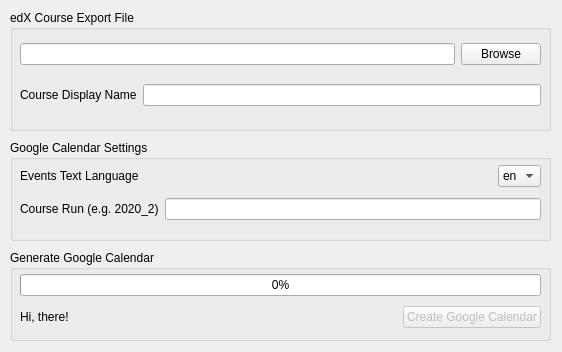
Old version of the form src-ui/MainWindow.ui in the repository caenrigen/GCal4edX.
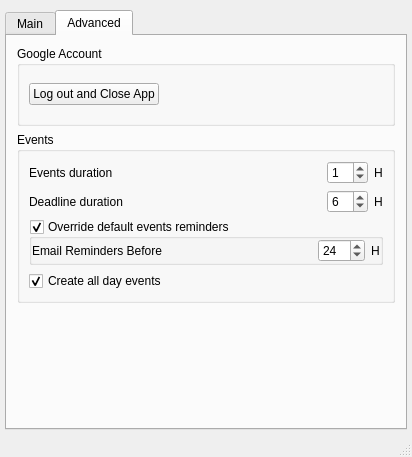
New version of the form. The open tabs and pages were chosen to show the change.

Commit message: getting close to UI v1.0

What changed in the file:
```diff
--- a/src-ui/MainWindow.ui
+++ b/src-ui/MainWindow.ui
@@ -1,264 +1,523 @@
 <?xml version="1.0" encoding="UTF-8"?>
 <ui version="4.0">
  <class>MainWindow</class>
- <widget class="QDialog" name="MainWindow">
+ <widget class="QMainWindow" name="MainWindow">
   <property name="geometry">
    <rect>
     <x>0</x>
     <y>0</y>
-    <width>562</width>
-    <height>352</height>
+    <width>412</width>
+    <height>424</height>
    </rect>
   </property>
-  <property name="sizePolicy">
-   <sizepolicy hsizetype="Fixed" vsizetype="Fixed">
-    <horstretch>0</horstretch>
-    <verstretch>0</verstretch>
-   </sizepolicy>
-  </property>
-  <property name="minimumSize">
-   <size>
-    <width>562</width>
-    <height>352</height>
-   </size>
-  </property>
-  <property name="maximumSize">
-   <size>
-    <width>562</width>
-    <height>352</height>
-   </size>
-  </property>
   <property name="windowTitle">
    <string>GCal4edX</string>
   </property>
-  <widget class="QGroupBox" name="groupBox_3">
-   <property name="geometry">
-    <rect>
-     <x>10</x>
-     <y>250</y>
-     <width>541</width>
-     <height>91</height>
-    </rect>
-   </property>
-   <property name="title">
-    <string>Generate Google Calendar</string>
-   </property>
-   <widget class="QWidget" name="layoutWidget">
-    <property name="geometry">
-     <rect>
-      <x>10</x>
-      <y>20</y>
-      <width>521</width>
-      <height>62</height>
-     </rect>
+  <widget class="QWidget" name="centralwidget">
+   <layout class="QGridLayout" name="gridLayout">
+    <property name="leftMargin">
+     <number>5</number>
     </property>
-    <layout class="QVBoxLayout" name="verticalLayout_2">
-     <item>
-      <widget class="QProgressBar" name="progressBar">
-       <property name="value">
-        <number>0</number>
-       </property>
-      </widget>
-     </item>
-     <item>
-      <layout class="QHBoxLayout" name="horizontalLayout_4">
-       <item>
-        <widget class="QLabel" name="label_5">
-         <property name="text">
-          <string>Hi, there!</string>
-         </property>
-        </widget>
-       </item>
-       <item>
-        <spacer name="horizontalSpacer">
-         <property name="orientation">
-          <enum>Qt::Horizontal</enum>
-         </property>
-         <property name="sizeHint" stdset="0">
-          <size>
-           <width>40</width>
-           <height>20</height>
-          </size>
-         </property>
-        </spacer>
-       </item>
-       <item>
-        <widget class="QPushButton" name="pushButton_2">
-         <property name="enabled">
-          <bool>false</bool>
-         </property>
-         <property name="text">
-          <string>Create Google Calendar</string>
-         </property>
-        </widget>
-       </item>
-      </layout>
-     </item>
-    </layout>
-   </widget>
-  </widget>
-  <widget class="QGroupBox" name="groupBox_2">
-   <property name="geometry">
-    <rect>
-     <x>10</x>
-     <y>140</y>
-     <width>541</width>
-     <height>101</height>
-    </rect>
-   </property>
-   <property name="sizePolicy">
-    <sizepolicy hsizetype="Preferred" vsizetype="Preferred">
-     <horstretch>0</horstretch>
-     <verstretch>0</verstretch>
-    </sizepolicy>
-   </property>
-   <property name="title">
-    <string>Google Calendar Settings</string>
-   </property>
-   <widget class="QWidget" name="layoutWidget">
-    <property name="geometry">
-     <rect>
-      <x>10</x>
-      <y>20</y>
-      <width>521</width>
-      <height>67</height>
-     </rect>
+    <property name="topMargin">
+     <number>10</number>
     </property>
-    <layout class="QVBoxLayout" name="verticalLayout_3">
-     <item>
-      <layout class="QHBoxLayout" name="horizontalLayout_2">
-       <item>
-        <widget class="QLabel" name="label">
-         <property name="text">
-          <string>Events Text Language</string>
-         </property>
-        </widget>
-       </item>
-       <item>
-        <spacer name="horizontalSpacer_2">
-         <property name="orientation">
-          <enum>Qt::Horizontal</enum>
-         </property>
-         <property name="sizeHint" stdset="0">
-          <size>
-           <width>40</width>
-           <height>20</height>
-          </size>
-         </property>
-        </spacer>
-       </item>
-       <item>
-        <widget class="QComboBox" name="comboBox">
-         <item>
-          <property name="text">
-           <string>en</string>
+    <property name="rightMargin">
+     <number>5</number>
+    </property>
+    <property name="bottomMargin">
+     <number>5</number>
+    </property>
+    <item row="0" column="0">
+     <widget class="QTabWidget" name="tabWidget">
+      <property name="focusPolicy">
+       <enum>Qt::NoFocus</enum>
+      </property>
+      <property name="tabShape">
+       <enum>QTabWidget::Rounded</enum>
+      </property>
+      <property name="currentIndex">
+       <number>0</number>
+      </property>
+      <widget class="QWidget" name="tab">
+       <attribute name="title">
+        <string>Main</string>
+       </attribute>
+       <layout class="QGridLayout" name="gridLayout_2">
+        <property name="leftMargin">
+         <number>10</number>
+        </property>
+        <property name="topMargin">
+         <number>10</number>
+        </property>
+        <property name="rightMargin">
+         <number>10</number>
+        </property>
+        <property name="bottomMargin">
+         <number>10</number>
+        </property>
+        <property name="verticalSpacing">
+         <number>10</number>
+        </property>
+        <item row="3" column="0">
+         <widget class="QGroupBox" name="groupBox_3">
+          <property name="minimumSize">
+           <size>
+            <width>0</width>
+            <height>107</height>
+           </size>
           </property>
-         </item>
-         <item>
-          <property name="text">
-           <string>pt</string>
+          <property name="title">
+           <string>Generate Google Calendar</string>
           </property>
-         </item>
-        </widget>
-       </item>
-      </layout>
-     </item>
-     <item>
-      <layout class="QHBoxLayout" name="horizontalLayout_3">
-       <item>
-        <widget class="QLabel" name="label_3">
-         <property name="text">
-          <string>Course Run (e.g. 2020_2)</string>
-         </property>
-        </widget>
-       </item>
-       <item>
-        <widget class="QLineEdit" name="lineEdit"/>
-       </item>
-      </layout>
-     </item>
-    </layout>
-   </widget>
+          <layout class="QGridLayout" name="gridLayout_8">
+           <item row="0" column="0">
+            <layout class="QVBoxLayout" name="verticalLayout_2">
+             <item>
+              <widget class="QProgressBar" name="progressBar">
+               <property name="value">
+                <number>0</number>
+               </property>
+              </widget>
+             </item>
+             <item>
+              <layout class="QHBoxLayout" name="horizontalLayout_4">
+               <item>
+                <spacer name="horizontalSpacer">
+                 <property name="orientation">
+                  <enum>Qt::Horizontal</enum>
+                 </property>
+                 <property name="sizeHint" stdset="0">
+                  <size>
+                   <width>40</width>
+                   <height>20</height>
+                  </size>
+                 </property>
+                </spacer>
+               </item>
+               <item>
+                <widget class="QPushButton" name="pushButton_2">
+                 <property name="enabled">
+                  <bool>false</bool>
+                 </property>
+                 <property name="text">
+                  <string>Create Google Calendar</string>
+                 </property>
+                </widget>
+               </item>
+              </layout>
+             </item>
+            </layout>
+           </item>
+          </layout>
+         </widget>
+        </item>
+        <item row="1" column="0">
+         <widget class="QGroupBox" name="groupBox">
+          <property name="sizePolicy">
+           <sizepolicy hsizetype="Preferred" vsizetype="Preferred">
+            <horstretch>0</horstretch>
+            <verstretch>0</verstretch>
+           </sizepolicy>
+          </property>
+          <property name="minimumSize">
+           <size>
+            <width>0</width>
+            <height>121</height>
+           </size>
+          </property>
+          <property name="title">
+           <string>edX Course Export File</string>
+          </property>
+          <property name="flat">
+           <bool>false</bool>
+          </property>
+          <property name="checkable">
+           <bool>false</bool>
+          </property>
+          <layout class="QGridLayout" name="gridLayout_6">
+           <item row="0" column="0">
+            <layout class="QVBoxLayout" name="verticalLayout">
+             <item>
+              <layout class="QHBoxLayout" name="horizontalLayout">
+               <item>
+                <widget class="QLineEdit" name="lineEdit_3">
+                 <property name="readOnly">
+                  <bool>true</bool>
+                 </property>
+                </widget>
+               </item>
+               <item>
+                <widget class="QPushButton" name="pushButton">
+                 <property name="enabled">
+                  <bool>true</bool>
+                 </property>
+                 <property name="text">
+                  <string>Browse</string>
+                 </property>
+                </widget>
+               </item>
+              </layout>
+             </item>
+             <item>
+              <layout class="QHBoxLayout" name="horizontalLayout_5">
+               <item>
+                <widget class="QLabel" name="label_2">
+                 <property name="text">
+                  <string>Course Display Name</string>
+                 </property>
+                 <property name="buddy">
+                  <cstring>lineEdit_4</cstring>
+                 </property>
+                </widget>
+               </item>
+               <item>
+                <widget class="QLineEdit" name="lineEdit_4">
+                 <property name="enabled">
+                  <bool>true</bool>
+                 </property>
+                </widget>
+               </item>
+              </layout>
+             </item>
+            </layout>
+           </item>
+          </layout>
+         </widget>
+        </item>
+        <item row="2" column="0">
+         <widget class="QGroupBox" name="groupBox_2">
+          <property name="sizePolicy">
+           <sizepolicy hsizetype="Preferred" vsizetype="Preferred">
+            <horstretch>0</horstretch>
+            <verstretch>0</verstretch>
+           </sizepolicy>
+          </property>
+          <property name="minimumSize">
+           <size>
+            <width>0</width>
+            <height>122</height>
+           </size>
+          </property>
+          <property name="title">
+           <string>Google Calendar Settings</string>
+          </property>
+          <layout class="QGridLayout" name="gridLayout_7">
+           <item row="0" column="0">
+            <layout class="QVBoxLayout" name="verticalLayout_3">
+             <item>
+              <layout class="QHBoxLayout" name="horizontalLayout_2">
+               <item>
+                <widget class="QLabel" name="label">
+                 <property name="text">
+                  <string>Events Text Language</string>
+                 </property>
+                 <property name="buddy">
+                  <cstring>comboBox</cstring>
+                 </property>
+                </widget>
+               </item>
+               <item>
+                <spacer name="horizontalSpacer_2">
+                 <property name="orientation">
+                  <enum>Qt::Horizontal</enum>
+                 </property>
+                 <property name="sizeHint" stdset="0">
+                  <size>
+                   <width>40</width>
+                   <height>20</height>
+                  </size>
+                 </property>
+                </spacer>
+               </item>
+               <item>
+                <widget class="QComboBox" name="comboBox">
+                 <item>
+                  <property name="text">
+                   <string>en</string>
+                  </property>
+                 </item>
+                 <item>
+                  <property name="text">
+                   <string>pt</string>
+                  </property>
+                 </item>
+                </widget>
+               </item>
+              </layout>
+             </item>
+             <item>
+              <layout class="QHBoxLayout" name="horizontalLayout_3">
+               <item>
+                <widget class="QLabel" name="label_3">
+                 <property name="text">
+                  <string>Course Run (e.g. 2020_2)</string>
+                 </property>
+                 <property name="buddy">
+                  <cstring>lineEdit</cstring>
+                 </property>
+                </widget>
+               </item>
+               <item>
+                <widget class="QLineEdit" name="lineEdit"/>
+               </item>
+              </layout>
+             </item>
+            </layout>
+           </item>
+          </layout>
+         </widget>
+        </item>
+       </layout>
+      </widget>
+      <widget class="QWidget" name="tab_2">
+       <attribute name="title">
+        <string>Advanced</string>
+       </attribute>
+       <layout class="QGridLayout" name="gridLayout_3">
+        <property name="leftMargin">
+         <number>10</number>
+        </property>
+        <property name="topMargin">
+         <number>10</number>
+        </property>
+        <property name="rightMargin">
+         <number>10</number>
+        </property>
+        <property name="bottomMargin">
+         <number>10</number>
+        </property>
+        <item row="1" column="0">
+         <widget class="QGroupBox" name="groupBox_5">
+          <property name="title">
+           <string>Events</string>
+          </property>
+          <layout class="QGridLayout" name="gridLayout_4">
+           <item row="0" column="0">
+            <layout class="QVBoxLayout" name="verticalLayout_4">
+             <item>
+              <layout class="QHBoxLayout" name="horizontalLayout_7">
+               <item>
+                <widget class="QLabel" name="label_4">
+                 <property name="text">
+                  <string>Events duration</string>
+                 </property>
+                </widget>
+               </item>
+               <item>
+                <spacer name="horizontalSpacer_4">
+                 <property name="orientation">
+                  <enum>Qt::Horizontal</enum>
+                 </property>
+                 <property name="sizeHint" stdset="0">
+                  <size>
+                   <width>40</width>
+                   <height>20</height>
+                  </size>
+                 </property>
+                </spacer>
+               </item>
+               <item>
+                <widget class="QSpinBox" name="spinBox">
+                 <property name="maximum">
+                  <number>12</number>
+                 </property>
+                 <property name="value">
+                  <number>1</number>
+                 </property>
+                </widget>
+               </item>
+               <item>
+                <widget class="QLabel" name="label_5">
+                 <property name="text">
+                  <string>H</string>
+                 </property>
+                </widget>
+               </item>
+              </layout>
+             </item>
+             <item>
+              <layout class="QHBoxLayout" name="horizontalLayout_8">
+               <item>
+                <widget class="QLabel" name="label_6">
+                 <property name="text">
+                  <string>Deadline duration</string>
+                 </property>
+                </widget>
+               </item>
+               <item>
+                <spacer name="horizontalSpacer_5">
+                 <property name="orientation">
+                  <enum>Qt::Horizontal</enum>
+                 </property>
+                 <property name="sizeHint" stdset="0">
+                  <size>
+                   <width>40</width>
+                   <height>20</height>
+                  </size>
+                 </property>
+                </spacer>
+               </item>
+               <item>
+                <widget class="QSpinBox" name="spinBox_2">
+                 <property name="maximum">
+                  <number>12</number>
+                 </property>
+                 <property name="value">
+                  <number>6</number>
+                 </property>
+                </widget>
+               </item>
+               <item>
+                <widget class="QLabel" name="label_8">
+                 <property name="text">
+                  <string>H</string>
+                 </property>
+                </widget>
+               </item>
+              </layout>
+             </item>
+             <item>
+              <widget class="QGroupBox" name="groupBox_6">
+               <property name="title">
+                <string>Override default events reminders</string>
+               </property>
+               <property name="checkable">
+                <bool>true</bool>
+               </property>
+               <layout class="QGridLayout" name="gridLayout_9">
+                <property name="leftMargin">
+                 <number>0</number>
+                </property>
+                <property name="topMargin">
+                 <number>0</number>
+                </property>
+                <property name="rightMargin">
+                 <number>0</number>
+                </property>
+                <property name="bottomMargin">
+                 <number>0</number>
+                </property>
+                <item row="0" column="0">
+                 <layout class="QHBoxLayout" name="horizontalLayout_9">
+                  <item>
+                   <widget class="QLabel" name="label_7">
+                    <property name="text">
+                     <string>Email Reminders Before</string>
+                    </property>
+                   </widget>
+                  </item>
+                  <item>
+                   <spacer name="horizontalSpacer_6">
+                    <property name="orientation">
+                     <enum>Qt::Horizontal</enum>
+                    </property>
+                    <property name="sizeHint" stdset="0">
+                     <size>
+                      <width>40</width>
+                      <height>20</height>
+                     </size>
+                    </property>
+                   </spacer>
+                  </item>
+                  <item>
+                   <widget class="QSpinBox" name="spinBox_3">
+                    <property name="maximum">
+                     <number>168</number>
+                    </property>
+                    <property name="value">
+                     <number>24</number>
+                    </property>
+                   </widget>
+                  </item>
+                  <item>
+                   <widget class="QLabel" name="label_9">
+                    <property name="text">
+                     <string>H</string>
+                    </property>
+                   </widget>
+                  </item>
+                 </layout>
+                </item>
+               </layout>
+              </widget>
+             </item>
+             <item>
+              <widget class="QCheckBox" name="checkBox">
+               <property name="text">
+                <string>Create all day events</string>
+               </property>
+               <property name="checked">
+                <bool>true</bool>
+               </property>
+              </widget>
+             </item>
+            </layout>
+           </item>
+          </layout>
+         </widget>
+        </item>
+        <item row="0" column="0">
+         <widget class="QGroupBox" name="groupBox_4">
+          <property name="minimumSize">
+           <size>
+            <width>0</width>
+            <height>80</height>
+           </size>
+          </property>
+          <property name="title">
+           <string>Google Account</string>
+          </property>
+          <layout class="QGridLayout" name="gridLayout_5">
+           <item row="0" column="0">
+            <layout class="QHBoxLayout" name="horizontalLayout_6">
+             <item>
+              <widget class="QPushButton" name="pushButton_3">
+               <property name="enabled">
+                <bool>true</bool>
+               </property>
+               <property name="text">
+                <string>Log out and Close App</string>
+               </property>
+              </widget>
+             </item>
+             <item>
+              <spacer name="horizontalSpacer_3">
+               <property name="orientation">
+                <enum>Qt::Horizontal</enum>
+               </property>
+               <property name="sizeHint" stdset="0">
+                <size>
+                 <width>40</width>
+                 <height>20</height>
+                </size>
+               </property>
+              </spacer>
+             </item>
+            </layout>
+           </item>
+          </layout>
+         </widget>
+        </item>
+        <item row="2" column="0">
+         <spacer name="verticalSpacer">
+          <property name="orientation">
+           <enum>Qt::Vertical</enum>
+          </property>
+          <property name="sizeHint" stdset="0">
+           <size>
+            <width>20</width>
+            <height>40</height>
+           </size>
+          </property>
+         </spacer>
+        </item>
+       </layout>
+      </widget>
+     </widget>
+    </item>
+   </layout>
   </widget>
-  <widget class="QGroupBox" name="groupBox">
-   <property name="geometry">
-    <rect>
-     <x>10</x>
-     <y>10</y>
-     <width>541</width>
-     <height>121</height>
-    </rect>
-   </property>
-   <property name="sizePolicy">
-    <sizepolicy hsizetype="Preferred" vsizetype="Preferred">
-     <horstretch>0</horstretch>
-     <verstretch>0</verstretch>
-    </sizepolicy>
-   </property>
-   <property name="title">
-    <string>edX Course Export File</string>
-   </property>
-   <property name="flat">
-    <bool>false</bool>
-   </property>
-   <property name="checkable">
-    <bool>false</bool>
-   </property>
-   <widget class="QWidget" name="layoutWidget">
-    <property name="geometry">
-     <rect>
-      <x>10</x>
-      <y>20</y>
-      <width>521</width>
-      <height>91</height>
-     </rect>
-    </property>
-    <layout class="QVBoxLayout" name="verticalLayout">
-     <item>
-      <layout class="QHBoxLayout" name="horizontalLayout">
-       <item>
-        <widget class="QLineEdit" name="lineEdit_3">
-         <property name="readOnly">
-          <bool>true</bool>
-         </property>
-        </widget>
-       </item>
-       <item>
-        <widget class="QPushButton" name="pushButton">
-         <property name="enabled">
-          <bool>true</bool>
-         </property>
-         <property name="text">
-          <string>Browse</string>
-         </property>
-         <property name="checkable">
-          <bool>false</bool>
-         </property>
-        </widget>
-       </item>
-      </layout>
-     </item>
-     <item>
-      <layout class="QHBoxLayout" name="horizontalLayout_5">
-       <item>
-        <widget class="QLabel" name="label_2">
-         <property name="text">
-          <string>Course Display Name</string>
-         </property>
-        </widget>
-       </item>
-       <item>
-        <widget class="QLineEdit" name="lineEdit_4">
-         <property name="enabled">
-          <bool>true</bool>
-         </property>
-        </widget>
-       </item>
-      </layout>
-     </item>
-    </layout>
-   </widget>
-  </widget>
+  <widget class="QStatusBar" name="statusbar"/>
  </widget>
  <resources/>
  <connections>
```
Left out of the diff: 181 changed lines with no effect on the pictures. The commit also changes 8 other files.
